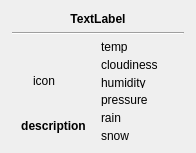
This is WeatherWidget.ui in FelixdelasPozas/TrayWeather as Qt 5 draws it before an edit. The edited form follows.
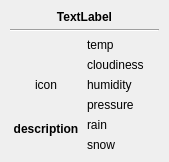
This is the edited form.

Commit message: Fix: resize table widgets to minimum size before show event.

```diff
--- a/WeatherWidget.ui
+++ b/WeatherWidget.ui
@@ -6,8 +6,8 @@
    <rect>
     <x>0</x>
     <y>0</y>
-    <width>196</width>
-    <height>153</height>
+    <width>169</width>
+    <height>162</height>
    </rect>
   </property>
   <property name="sizePolicy">
@@ -16,24 +16,24 @@
     <verstretch>0</verstretch>
    </sizepolicy>
   </property>
-  <property name="minimumSize">
-   <size>
-    <width>196</width>
-    <height>153</height>
-   </size>
-  </property>
   <layout class="QHBoxLayout" name="horizontalLayout" stretch="0">
+   <property name="spacing">
+    <number>5</number>
+   </property>
+   <property name="sizeConstraint">
+    <enum>QLayout::SetMinimumSize</enum>
+   </property>
    <property name="leftMargin">
-    <number>12</number>
+    <number>10</number>
    </property>
    <property name="topMargin">
-    <number>12</number>
+    <number>10</number>
    </property>
    <property name="rightMargin">
-    <number>12</number>
+    <number>10</number>
    </property>
    <property name="bottomMargin">
-    <number>12</number>
+    <number>10</number>
    </property>
    <item>
     <layout class="QVBoxLayout" name="verticalLayout_3">
@@ -63,21 +63,29 @@
      <item>
       <layout class="QHBoxLayout" name="horizontalLayout_2">
        <item>
-        <layout class="QVBoxLayout" name="verticalLayout_2" stretch="0,1,0,0">
+        <layout class="QVBoxLayout" name="verticalLayout_2" stretch="0,0,0,0">
          <item>
           <spacer name="verticalSpacer">
            <property name="orientation">
             <enum>Qt::Vertical</enum>
            </property>
+           <property name="sizeType">
+            <enum>QSizePolicy::MinimumExpanding</enum>
+           </property>
            <property name="sizeHint" stdset="0">
             <size>
-             <width>20</width>
-             <height>40</height>
+             <width>5</width>
+             <height>0</height>
             </size>
            </property>
           </spacer>
          </item>
          <item>
+          <layout class="QHBoxLayout" name="horizontalLayout_3">
+           <property name="spacing">
+            <number>0</number>
+           </property>
+           <item>
           <widget class="QLabel" name="m_icon">
            <property name="minimumSize">
             <size>
@@ -102,6 +110,8 @@
            </property>
           </widget>
          </item>
+          </layout>
+         </item>
          <item>
           <widget class="QLabel" name="m_description">
            <property name="font">
@@ -129,10 +139,13 @@
            <property name="orientation">
             <enum>Qt::Vertical</enum>
            </property>
+           <property name="sizeType">
+            <enum>QSizePolicy::MinimumExpanding</enum>
+           </property>
            <property name="sizeHint" stdset="0">
             <size>
-             <width>20</width>
-             <height>40</height>
+             <width>5</width>
+             <height>0</height>
             </size>
            </property>
           </spacer>
```
Lines whose indentation alone changed are shown as unchanged. The commit also changes 3 other files.
